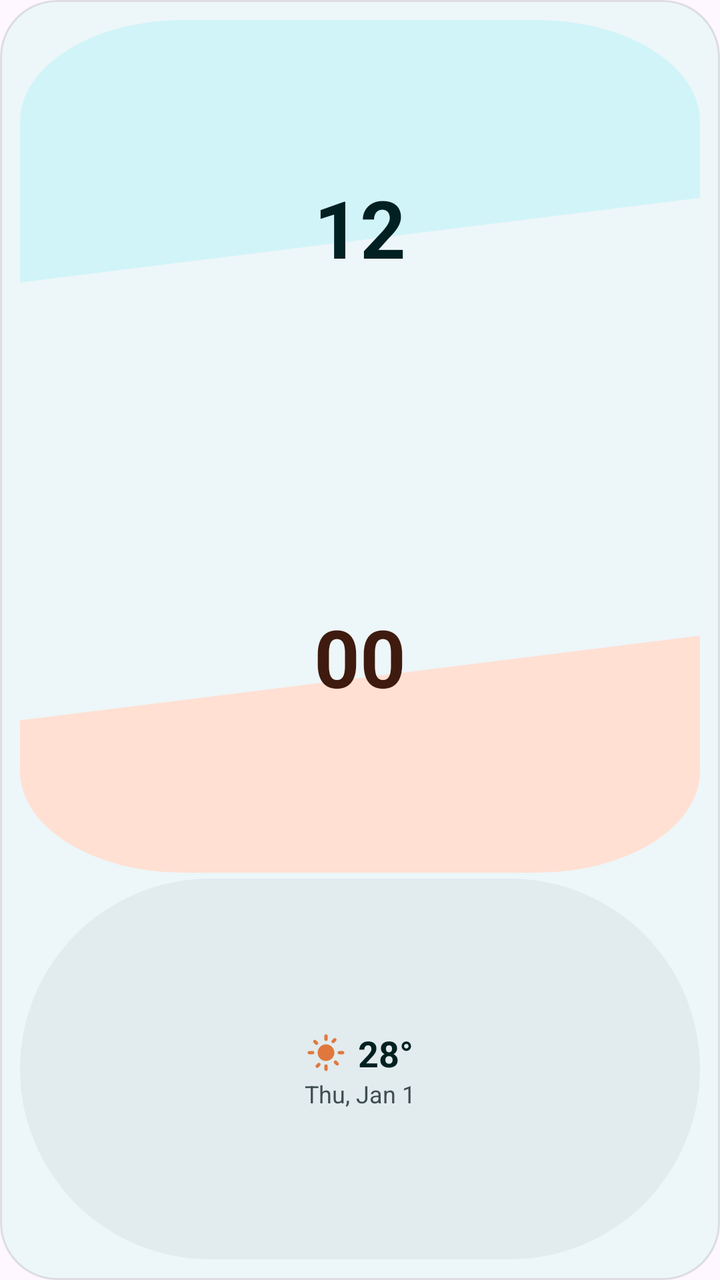
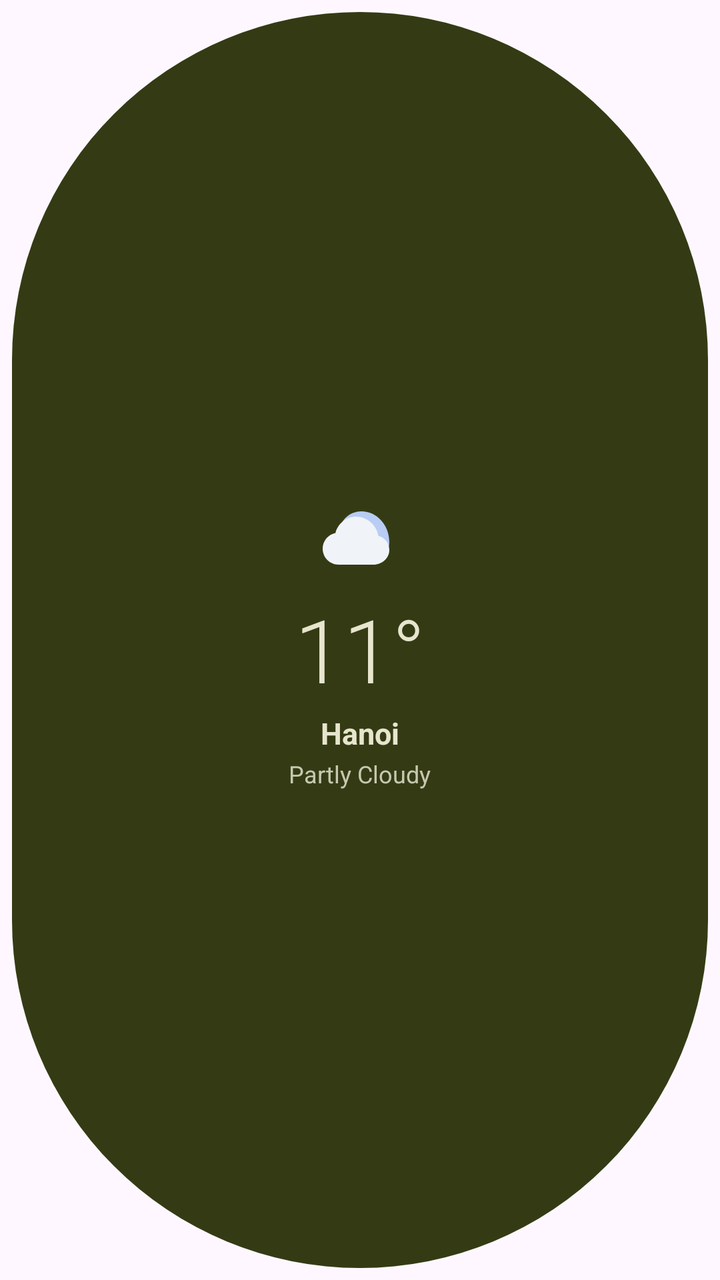

Two renders of the same Android screen: before a commit and after it. Below are the layout's source before the change and the commit's diff.
<!-- AndroidManifest.xml: application theme Theme.MaterialThemes -->
<!-- res/layout/widget_diagonal_2x3.xml -->
<?xml version="1.0" encoding="utf-8"?>
<LinearLayout xmlns:android="http://schemas.android.com/apk/res/android"
    android:id="@+id/widget_diagonal_root"
    android:layout_width="match_parent"
    android:layout_height="match_parent"
    android:background="@drawable/shape_widget_container"
    android:orientation="vertical"
    android:padding="10dp">

    
    <FrameLayout
        android:layout_width="match_parent"
        android:layout_height="0dp"
        android:layout_weight="1"
        android:background="@drawable/shape_diagonal_top_card"
        android:padding="6dp">

        <TextClock
            android:id="@+id/clock_hour"
            android:layout_width="wrap_content"
            android:layout_height="wrap_content"
            android:layout_gravity="center"
            android:format12Hour="hh"
            android:format24Hour="HH"
            android:includeFontPadding="false"
            android:textColor="@color/widget_text_primary"
            android:textSize="40sp"
            android:textStyle="bold" />
    </FrameLayout>

    
    <FrameLayout
        android:layout_width="match_parent"
        android:layout_height="0dp"
        android:layout_weight="1"
        android:layout_marginTop="3dp"
        android:background="@drawable/shape_diagonal_bottom_card"
        android:padding="6dp">

        <TextClock
            android:id="@+id/clock_minute"
            android:layout_width="wrap_content"
            android:layout_height="wrap_content"
            android:layout_gravity="center"
            android:format12Hour="mm"
            android:format24Hour="mm"
            android:includeFontPadding="false"
            android:textColor="@color/widget_text_on_secondary"
            android:textSize="40sp"
            android:textStyle="bold" />
    </FrameLayout>

    
    <LinearLayout
        android:layout_width="match_parent"
        android:layout_height="0dp"
        android:layout_weight="0.9"
        android:layout_marginTop="3dp"
        android:background="@drawable/shape_pill"
        android:gravity="center"
        android:orientation="vertical"
        android:padding="8dp">

        <LinearLayout
            android:layout_width="wrap_content"
            android:layout_height="wrap_content"
            android:gravity="center_vertical"
            android:orientation="horizontal">

            <ImageView
                android:id="@+id/img_weather"
                android:layout_width="20dp"
                android:layout_height="20dp"
                android:contentDescription="@string/sample_weather_condition"
                android:src="@drawable/ic_weather_sunny" />

            <TextView
                android:id="@+id/tv_temp"
                android:layout_width="wrap_content"
                android:layout_height="wrap_content"
                android:paddingStart="6dp"
                android:paddingEnd="0dp"
                android:text="@string/sample_temp_large"
                android:textColor="@color/widget_text_primary"
                android:textSize="18sp"
                android:textStyle="bold" />
        </LinearLayout>

        <TextClock
            android:id="@+id/clock_date"
            android:layout_width="wrap_content"
            android:layout_height="wrap_content"
            android:layout_marginTop="2dp"
            android:format12Hour="EEE, MMM d"
            android:format24Hour="EEE, MMM d"
            android:includeFontPadding="false"
            android:textColor="@color/widget_text_secondary"
            android:textSize="12sp" />
    </LinearLayout>
</LinearLayout>
<!-- resources referenced by this layout -->
<resources>
  <color name="widget_text_on_secondary">#3E1B0E</color>
  <color name="widget_text_primary">#002022</color>
  <color name="widget_text_secondary">#3E4E52</color>
  <!-- drawable ic_weather_sunny (drawable) -->
  <vector xmlns:android="http://schemas.android.com/apk/res/android"
      android:width="24dp"
      android:height="24dp"
      android:viewportWidth="24"
      android:viewportHeight="24">
      <path
          android:fillColor="@color/widget_accent_sun"
          android:pathData="M12,7c-2.76,0 -5,2.24 -5,5s2.24,5 5,5 5,-2.24 5,-5 -2.24,-5 -5,-5zM2,13h2c0.55,0 1,-0.45 1,-1s-0.45,-1 -1,-1L2,11c-0.55,0 -1,0.45 -1,1s0.45,1 1,1zM20,13h2c0.55,0 1,-0.45 1,-1s-0.45,-1 -1,-1h-2c-0.55,0 -1,0.45 -1,1s0.45,1 1,1zM11,2v2c0,0.55 0.45,1 1,1s1,-0.45 1,-1L13,2c0,-0.55 -0.45,-1 -1,-1s-1,0.45 -1,1zM11,20v2c0,0.55 0.45,1 1,1s1,-0.45 1,-1v-2c0,-0.55 -0.45,-1 -1,-1s-1,0.45 -1,1zM5.99,4.58c-0.39,-0.39 -1.03,-0.39 -1.41,0s-0.39,1.03 0,1.41l1.06,1.06c0.39,0.39 1.03,0.39 1.41,0s0.39,-1.03 0,-1.41L5.99,4.58zM18.36,16.95c-0.39,-0.39 -1.03,-0.39 -1.41,0s-0.39,1.03 0,1.41l1.06,1.06c0.39,0.39 1.03,0.39 1.41,0s0.39,-1.03 0,-1.41l-1.06,-1.06zM7.05,18.36l-1.06,1.06c-0.39,0.39 -0.39,1.03 0,1.41s1.03,0.39 1.41,0l1.06,-1.06c0.39,-0.39 0.39,-1.03 0,-1.41s-1.02,-0.39 -1.41,0zM16.95,5.99l1.06,-1.06c0.39,-0.39 0.39,-1.03 0,-1.41s-1.03,-0.39 -1.41,0l-1.06,1.06c-0.39,0.39 -0.39,1.03 0,1.41s1.03,0.39 1.41,0z" />
  </vector>
  <!-- drawable shape_diagonal_bottom_card (drawable) -->
  <vector xmlns:android="http://schemas.android.com/apk/res/android"
      android:width="100dp"
      android:height="100dp"
      android:viewportWidth="100"
      android:viewportHeight="100">
      <path
          android:fillColor="@color/widget_bg_secondary"
          android:pathData="M 0,64 L 100,44 L 100,76 A 24,24 0 0,1 76,100 L 24,100 A 24,24 0 0,1 0,76 Z" />
  </vector>
  <!-- drawable shape_diagonal_top_card (drawable) -->
  <vector xmlns:android="http://schemas.android.com/apk/res/android"
      android:width="100dp"
      android:height="100dp"
      android:viewportWidth="100"
      android:viewportHeight="100">
      <path
          android:fillColor="@color/widget_bg_primary"
          android:pathData="M 24,0 L 76,0 A 24,24 0 0,1 100,24 L 100,42 L 0,62 L 0,24 A 24,24 0 0,1 24,0 Z" />
  </vector>
  <!-- drawable shape_widget_container (drawable) -->
  <shape xmlns:android="http://schemas.android.com/apk/res/android"
      android:shape="rectangle">
      <solid android:color="@color/widget_container_bg" />
      <corners android:radius="28dp" />
      <stroke
          android:width="1dp"
          android:color="@color/widget_border_subtle" />
  </shape>
  <string name="sample_temp_large">28°</string>
  <string name="sample_weather_condition">Partly Cloudy</string>
  <style name="Theme.MaterialThemes" parent="Base.Theme.MaterialThemes" />
  <color name="widget_accent_sun">#E0783E</color>
  <color name="widget_bg_secondary">#FFE0D3</color>
  <color name="widget_bg_primary">#D1F4F9</color>
  <color name="widget_bg_tertiary">#E2EBED</color>
  <color name="widget_container_bg">#EDF6F8</color>
  <color name="widget_border_subtle">#1A000000</color>
  <color name="md_theme_light_primary">#006874</color>
  <color name="md_theme_light_onPrimary">#FFFFFF</color>
  <color name="md_theme_light_primaryContainer">#9EEFFD</color>
  <color name="md_theme_light_onPrimaryContainer">#001F24</color>
  <color name="md_theme_light_secondary">#4A6267</color>
  <color name="md_theme_light_onSecondary">#FFFFFF</color>
  <color name="md_theme_light_secondaryContainer">#CDE7EC</color>
  <color name="md_theme_light_onSecondaryContainer">#051F23</color>
  <color name="md_theme_light_surface">#F8FDFF</color>
  <color name="md_theme_light_onSurface">#191C1D</color>
  <color name="md_theme_light_surfaceVariant">#DBE4E6</color>
  <color name="md_theme_light_onSurfaceVariant">#3F484A</color>
  <color name="md_theme_light_outline">#6F797A</color>
  <!-- unchanged entries left out for length: 2 -->
</resources>

<!-- the commit's change to res/layout/widget_diagonal_2x3.xml (unified diff, before → after) -->
@@ -1,100 +1,61 @@
 <?xml version="1.0" encoding="utf-8"?>
-<LinearLayout xmlns:android="http://schemas.android.com/apk/res/android"
+<FrameLayout xmlns:android="http://schemas.android.com/apk/res/android"
     android:id="@+id/widget_diagonal_root"
     android:layout_width="match_parent"
     android:layout_height="match_parent"
-    android:background="@drawable/shape_widget_container"
-    android:orientation="vertical"
-    android:padding="10dp">
-
-    
-    <FrameLayout
-        android:layout_width="match_parent"
-        android:layout_height="0dp"
-        android:layout_weight="1"
-        android:background="@drawable/shape_diagonal_top_card"
-        android:padding="6dp">
-
-        <TextClock
-            android:id="@+id/clock_hour"
-            android:layout_width="wrap_content"
-            android:layout_height="wrap_content"
-            android:layout_gravity="center"
-            android:format12Hour="hh"
-            android:format24Hour="HH"
-            android:includeFontPadding="false"
-            android:textColor="@color/widget_text_primary"
-            android:textSize="40sp"
-            android:textStyle="bold" />
-    </FrameLayout>
-
-    
-    <FrameLayout
-        android:layout_width="match_parent"
-        android:layout_height="0dp"
-        android:layout_weight="1"
-        android:layout_marginTop="3dp"
-        android:background="@drawable/shape_diagonal_bottom_card"
-        android:padding="6dp">
-
-        <TextClock
-            android:id="@+id/clock_minute"
-            android:layout_width="wrap_content"
-            android:layout_height="wrap_content"
-            android:layout_gravity="center"
-            android:format12Hour="mm"
-            android:format24Hour="mm"
-            android:includeFontPadding="false"
-            android:textColor="@color/widget_text_on_secondary"
-            android:textSize="40sp"
-            android:textStyle="bold" />
-    </FrameLayout>
+    android:background="@android:color/transparent"
+    android:padding="6dp">
 
     
     <LinearLayout
         android:layout_width="match_parent"
-        android:layout_height="0dp"
-        android:layout_weight="0.9"
-        android:layout_marginTop="3dp"
+        android:layout_height="match_parent"
         android:background="@drawable/shape_pill"
+        android:backgroundTint="@color/widget_bg_primary"
         android:gravity="center"
         android:orientation="vertical"
-        android:padding="8dp">
+        android:paddingTop="20dp"
+        android:paddingBottom="20dp">
 
-        <LinearLayout
+        
+        <ImageView
+            android:id="@+id/img_weather"
+            android:layout_width="48dp"
+            android:layout_height="48dp"
+            android:contentDescription="@string/sample_weather_condition"
+            android:src="@drawable/ic_weather_night_cloudy" />
+
+        
+        <TextView
+            android:id="@+id/tv_temp"
             android:layout_width="wrap_content"
             android:layout_height="wrap_content"
-            android:gravity="center_vertical"
-            android:orientation="horizontal">
+            android:layout_marginTop="8dp"
+            android:includeFontPadding="false"
+            android:text="@string/sample_temp_11"
+            android:textColor="@color/widget_text_primary"
+            android:textSize="44sp"
+            android:fontFamily="sans-serif-light" />
 
-            <ImageView
-                android:id="@+id/img_weather"
-                android:layout_width="20dp"
-                android:layout_height="20dp"
-                android:contentDescription="@string/sample_weather_condition"
-                android:src="@drawable/ic_weather_sunny" />
+        
+        <TextView
+            android:id="@+id/tv_city"
+            android:layout_width="wrap_content"
+            android:layout_height="wrap_content"
+            android:layout_marginTop="4dp"
+            android:text="@string/sample_location"
+            android:textColor="@color/widget_text_primary"
+            android:textSize="15sp"
+            android:textStyle="bold" />
 
-            <TextView
-                android:id="@+id/tv_temp"
-                android:layout_width="wrap_content"
-                android:layout_height="wrap_content"
-                android:paddingStart="6dp"
-                android:paddingEnd="0dp"
-                android:text="@string/sample_temp_large"
-                android:textColor="@color/widget_text_primary"
-                android:textSize="18sp"
-                android:textStyle="bold" />
-        </LinearLayout>
-
-        <TextClock
-            android:id="@+id/clock_date"
+        
+        <TextView
+            android:id="@+id/tv_condition"
             android:layout_width="wrap_content"
             android:layout_height="wrap_content"
             android:layout_marginTop="2dp"
-            android:format12Hour="EEE, MMM d"
-            android:format24Hour="EEE, MMM d"
-            android:includeFontPadding="false"
+            android:text="@string/sample_weather_condition"
             android:textColor="@color/widget_text_secondary"
             android:textSize="12sp" />
     </LinearLayout>
-</LinearLayout>
+</FrameLayout>
<!-- resource entries referenced after the edit -->
@@ -1,56 +1,28 @@
 <!-- resources referenced by this layout -->
 <resources>
-  <color name="widget_text_on_secondary">#3E1B0E</color>
-  <color name="widget_text_primary">#002022</color>
-  <color name="widget_text_secondary">#3E4E52</color>
-  <!-- drawable ic_weather_sunny (drawable) -->
+  <color name="widget_text_primary">#E7E5CE</color>
+  <color name="widget_text_secondary">#C6C8B0</color>
+  <!-- drawable ic_weather_night_cloudy (drawable) -->
   <vector xmlns:android="http://schemas.android.com/apk/res/android"
-      android:width="24dp"
-      android:height="24dp"
-      android:viewportWidth="24"
-      android:viewportHeight="24">
+      android:width="36dp"
+      android:height="36dp"
+      android:viewportWidth="36"
+      android:viewportHeight="36">
+      
       <path
-          android:fillColor="@color/widget_accent_sun"
-          android:pathData="M12,7c-2.76,0 -5,2.24 -5,5s2.24,5 5,5 5,-2.24 5,-5 -2.24,-5 -5,-5zM2,13h2c0.55,0 1,-0.45 1,-1s-0.45,-1 -1,-1L2,11c-0.55,0 -1,0.45 -1,1s0.45,1 1,1zM20,13h2c0.55,0 1,-0.45 1,-1s-0.45,-1 -1,-1h-2c-0.55,0 -1,0.45 -1,1s0.45,1 1,1zM11,2v2c0,0.55 0.45,1 1,1s1,-0.45 1,-1L13,2c0,-0.55 -0.45,-1 -1,-1s-1,0.45 -1,1zM11,20v2c0,0.55 0.45,1 1,1s1,-0.45 1,-1v-2c0,-0.55 -0.45,-1 -1,-1s-1,0.45 -1,1zM5.99,4.58c-0.39,-0.39 -1.03,-0.39 -1.41,0s-0.39,1.03 0,1.41l1.06,1.06c0.39,0.39 1.03,0.39 1.41,0s0.39,-1.03 0,-1.41L5.99,4.58zM18.36,16.95c-0.39,-0.39 -1.03,-0.39 -1.41,0s-0.39,1.03 0,1.41l1.06,1.06c0.39,0.39 1.03,0.39 1.41,0s0.39,-1.03 0,-1.41l-1.06,-1.06zM7.05,18.36l-1.06,1.06c-0.39,0.39 -0.39,1.03 0,1.41s1.03,0.39 1.41,0l1.06,-1.06c0.39,-0.39 0.39,-1.03 0,-1.41s-1.02,-0.39 -1.41,0zM16.95,5.99l1.06,-1.06c0.39,-0.39 0.39,-1.03 0,-1.41s-1.03,-0.39 -1.41,0l-1.06,1.06c-0.39,0.39 -0.39,1.03 0,1.41s1.03,0.39 1.41,0z" />
+          android:fillColor="#B8CCF4"
+          android:pathData="M 18.5,8 C 14.5,8 11.2,10.8 10.3,14.6 C 11.6,14.2 13,14 14.5,14 C 20.3,14 25,18.7 25,24.5 C 25,25.4 24.8,26.3 24.6,27.1 C 27.2,25.6 29,22.8 29,19.5 C 29,13.1 24.3,8 18.5,8 Z" />
+      
+      <path
+          android:fillColor="#F0F4F8"
+          android:pathData="M 23,28 L 10,28 C 6.7,28 4,25.3 4,22 C 4,19.1 6,16.7 8.8,16.1 C 9.7,12.6 12.8,10 16.5,10 C 20.7,10 24.2,13.1 24.9,17.2 C 27.2,17.8 29,19.9 29,22.5 C 29,25.5 26.3,28 23,28 Z" />
   </vector>
-  <!-- drawable shape_diagonal_bottom_card (drawable) -->
-  <vector xmlns:android="http://schemas.android.com/apk/res/android"
-      android:width="100dp"
-      android:height="100dp"
-      android:viewportWidth="100"
-      android:viewportHeight="100">
-      <path
-          android:fillColor="@color/widget_bg_secondary"
-          android:pathData="M 0,64 L 100,44 L 100,76 A 24,24 0 0,1 76,100 L 24,100 A 24,24 0 0,1 0,76 Z" />
-  </vector>
-  <!-- drawable shape_diagonal_top_card (drawable) -->
-  <vector xmlns:android="http://schemas.android.com/apk/res/android"
-      android:width="100dp"
-      android:height="100dp"
-      android:viewportWidth="100"
-      android:viewportHeight="100">
-      <path
-          android:fillColor="@color/widget_bg_primary"
-          android:pathData="M 24,0 L 76,0 A 24,24 0 0,1 100,24 L 100,42 L 0,62 L 0,24 A 24,24 0 0,1 24,0 Z" />
-  </vector>
-  <!-- drawable shape_widget_container (drawable) -->
-  <shape xmlns:android="http://schemas.android.com/apk/res/android"
-      android:shape="rectangle">
-      <solid android:color="@color/widget_container_bg" />
-      <corners android:radius="28dp" />
-      <stroke
-          android:width="1dp"
-          android:color="@color/widget_border_subtle" />
-  </shape>
-  <string name="sample_temp_large">28°</string>
+  <string name="sample_location">Hanoi</string>
+  <string name="sample_temp_11">11°</string>
   <string name="sample_weather_condition">Partly Cloudy</string>
   <style name="Theme.MaterialThemes" parent="Base.Theme.MaterialThemes" />
-  <color name="widget_accent_sun">#E0783E</color>
-  <color name="widget_bg_secondary">#FFE0D3</color>
-  <color name="widget_bg_primary">#D1F4F9</color>
-  <color name="widget_bg_tertiary">#E2EBED</color>
-  <color name="widget_container_bg">#EDF6F8</color>
-  <color name="widget_border_subtle">#1A000000</color>
+  <color name="widget_bg_primary">#343B14</color>
+  <color name="widget_bg_tertiary">#E2E5CC</color>
   <color name="md_theme_light_primary">#006874</color>
   <color name="md_theme_light_onPrimary">#FFFFFF</color>
   <color name="md_theme_light_primaryContainer">#9EEFFD</color>
